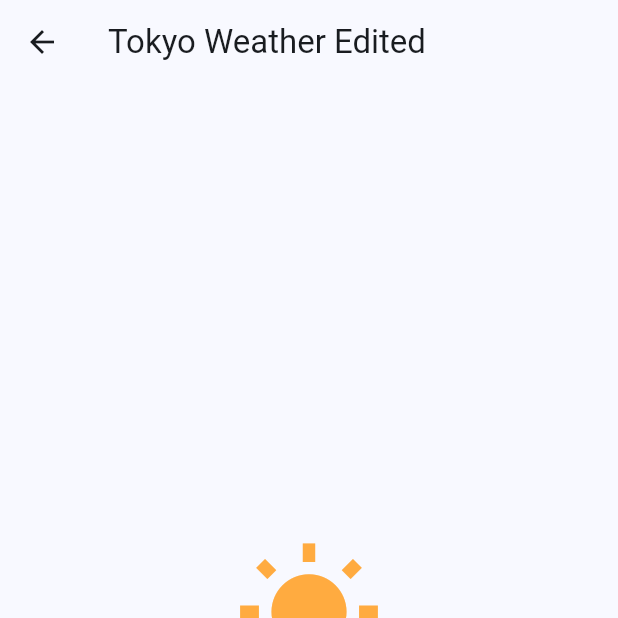
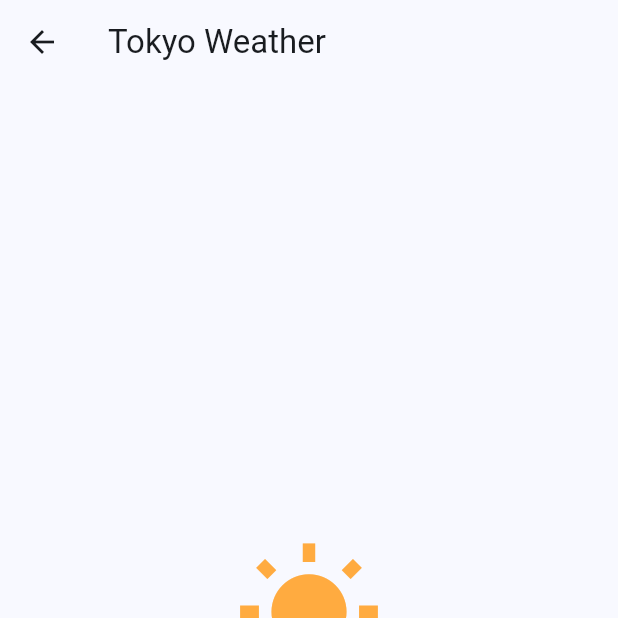
Before and after one commit to Koichi5/sample-flutter2025, a Flutter app: the WeatherScreen screen opened directly with empty values, on a phone screen of 412 x 824 dp, the top half of it. Run offline on Flutter 3.47's test engine with Material 3 defaults, Android fonts, the phone set to English and light mode, and no system bars; our stand-ins replace flutter_riverpod, freezed_annotation, hooks_riverpod, riverpod_annotation; generated files the repository leaves out were written again; network calls fail.

Commit message:
fix: Appbarのタイトル変更

```diff
--- a/lib/weather/views/weather_screen.dart
+++ b/lib/weather/views/weather_screen.dart
@@ -10,7 +10,7 @@ class WeatherScreen extends StatelessWidget {
   @override
   Widget build(BuildContext context) {
     return Scaffold(
-      appBar: AppBar(title: const Text('Tokyo Weather Edited')),
+      appBar: AppBar(title: const Text('Tokyo Weather')),
       body: Center(
         child: Column(
           mainAxisAlignment: MainAxisAlignment.center,
```
